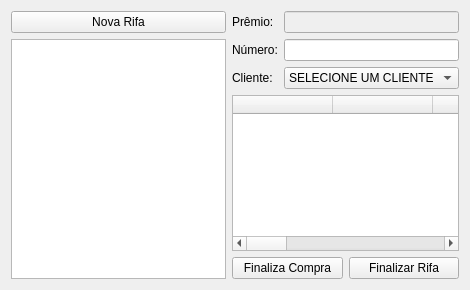
The window that ui/venda.ui (WallacX/Sist.-Gerenciamento-de-rifas) describes before a commit, drawn with Qt 5.
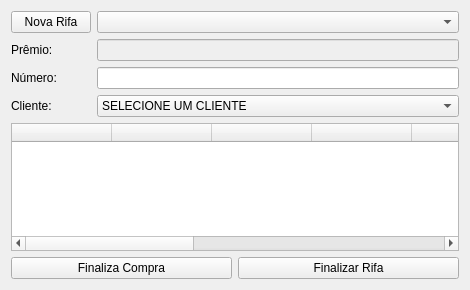
The same window after the commit.

Commit message: Lista -> Combo Box

```diff
--- a/ui/venda.ui
+++ b/ui/venda.ui
@@ -15,18 +15,7 @@
   </property>
   <layout class="QHBoxLayout" name="horizontalLayout_2">
    <item>
-    <layout class="QVBoxLayout" name="verticalLayout_3">
-     <item>
-      <widget class="QPushButton" name="novo_btn">
-       <property name="text">
-        <string>Nova Rifa</string>
-       </property>
-      </widget>
-     </item>
-     <item>
-      <widget class="QListWidget" name="listWidget"/>
-     </item>
-    </layout>
+    <layout class="QVBoxLayout" name="verticalLayout_3"/>
    </item>
    <item>
     <layout class="QVBoxLayout" name="verticalLayout_2">
@@ -34,38 +23,38 @@
       <layout class="QVBoxLayout" name="layout_principal">
        <item>
         <layout class="QFormLayout" name="formLayout">
-         <item row="0" column="0">
+         <item row="1" column="0">
           <widget class="QLabel" name="label_5">
            <property name="text">
             <string>Prêmio:</string>
            </property>
           </widget>
          </item>
-         <item row="0" column="1">
+         <item row="1" column="1">
           <widget class="QLineEdit" name="premio_line">
            <property name="enabled">
             <bool>false</bool>
            </property>
           </widget>
          </item>
-         <item row="1" column="0">
+         <item row="2" column="0">
           <widget class="QLabel" name="label_6">
            <property name="text">
             <string>Número:</string>
            </property>
           </widget>
          </item>
-         <item row="1" column="1">
+         <item row="2" column="1">
           <widget class="QLineEdit" name="numero_line"/>
          </item>
-         <item row="2" column="0">
+         <item row="3" column="0">
           <widget class="QLabel" name="label_4">
            <property name="text">
             <string>Cliente:</string>
            </property>
           </widget>
          </item>
-         <item row="2" column="1">
+         <item row="3" column="1">
           <widget class="QComboBox" name="combo_clientes">
            <property name="accessibleDescription">
             <string>SELECIONE UM CLIENTE</string>
@@ -83,6 +72,16 @@
            </item>
           </widget>
          </item>
+         <item row="0" column="1">
+          <widget class="QComboBox" name="combo_rifas"/>
+         </item>
+         <item row="0" column="0">
+          <widget class="QPushButton" name="novo_btn">
+           <property name="text">
+            <string>Nova Rifa</string>
+           </property>
+          </widget>
+         </item>
         </layout>
        </item>
       </layout>
```
The commit also changes 8 other files.
